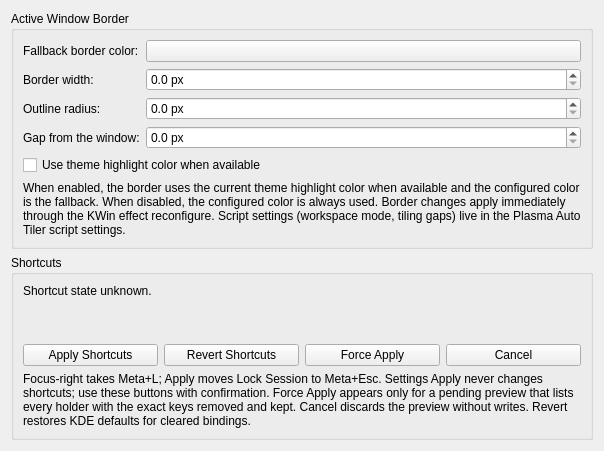
Qt form kwin/native-effect/activeborderconfig.ui (beefsack/plasma-auto-tiler) before a commit.
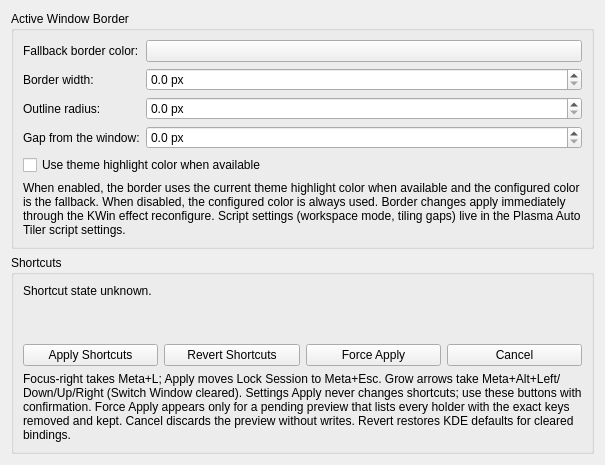
The same form after that commit. Custom widgets are drawn as their Qt base class.

Commit message: Add Meta+Alt+Arrow grow aliases and retire legacy insert shortcuts

Patch:
```diff
--- a/kwin/native-effect/activeborderconfig.ui
+++ b/kwin/native-effect/activeborderconfig.ui
@@ -182,7 +182,7 @@
         <item>
          <widget class="QLabel" name="shortcutDescription">
           <property name="text">
-            <string>Focus-right takes Meta+L; Apply moves Lock Session to Meta+Esc. Settings Apply never changes shortcuts; use these buttons with confirmation. Force Apply appears only for a pending preview that lists every holder with the exact keys removed and kept. Cancel discards the preview without writes. Revert restores KDE defaults for cleared bindings.</string>
+            <string>Focus-right takes Meta+L; Apply moves Lock Session to Meta+Esc. Grow arrows take Meta+Alt+Left/Down/Up/Right (Switch Window cleared). Settings Apply never changes shortcuts; use these buttons with confirmation. Force Apply appears only for a pending preview that lists every holder with the exact keys removed and kept. Cancel discards the preview without writes. Revert restores KDE defaults for cleared bindings.</string>
           </property>
          <property name="wordWrap">
           <bool>true</bool>
```
The commit also changes 16 other files.
